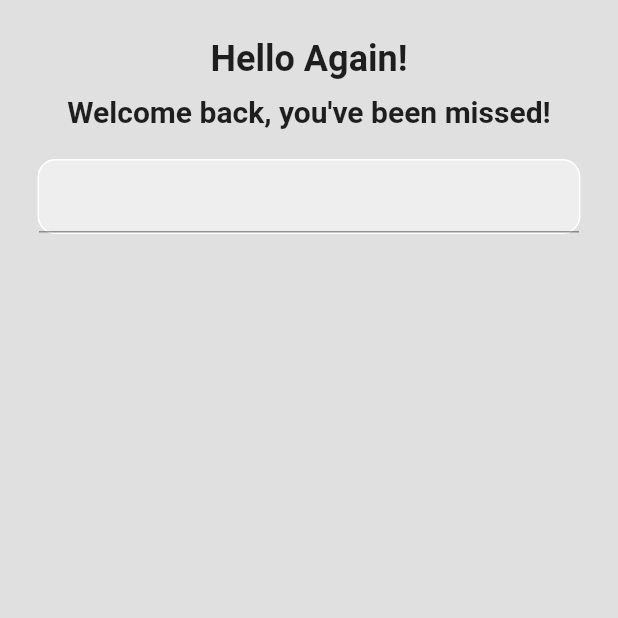
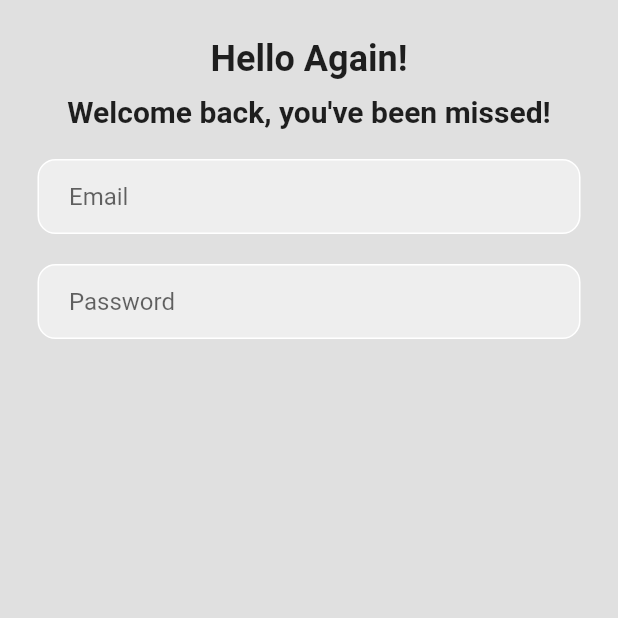
Before and after one commit to qidamqolby/flutterbase, a Flutter app: the screen it shows after launch, on a phone screen of 412 x 824 dp, the top half of it. Run offline on Flutter 3.47's test engine with Material 2 defaults, Android fonts, the phone set to English and light mode, and no system bars.

Commit message:
update login page

```diff
--- a/lib/pages/auth/login_page.dart
+++ b/lib/pages/auth/login_page.dart
@@ -37,7 +37,29 @@ class _LoginPageState extends State<LoginPage> {
                       color: Colors.grey[200],
                       border: Border.all(color: Colors.white),
                       borderRadius: BorderRadius.circular(12)),
-                  child: TextField(),
+                  child: Padding(
+                    padding: const EdgeInsets.only(left: 20.0),
+                    child: TextField(
+                        decoration: InputDecoration(
+                            border: InputBorder.none, hintText: 'Email')),
+                  ),
+                ),
+              ),
+              SizedBox(height: 20),
+              Padding(
+                padding: const EdgeInsets.symmetric(horizontal: 25.0),
+                child: Container(
+                  decoration: BoxDecoration(
+                      color: Colors.grey[200],
+                      border: Border.all(color: Colors.white),
+                      borderRadius: BorderRadius.circular(12)),
+                  child: Padding(
+                    padding: const EdgeInsets.only(left: 20.0),
+                    child: TextField(
+                        obscureText: true,
+                        decoration: InputDecoration(
+                            border: InputBorder.none, hintText: 'Password')),
+                  ),
                 ),
               )
             ],
```
Also changed, not shown: 3 other files.
